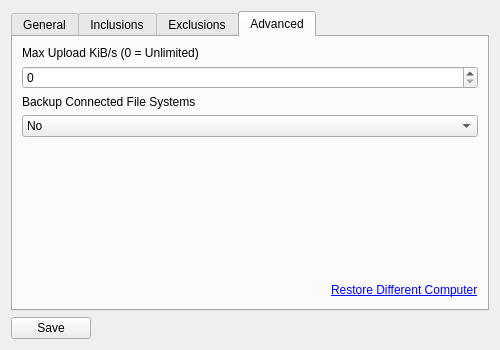
Above: client/src/blobbackup/ui/settingsdialog.ui from Blobbackup/Blobbackup before the change. Below: the same form after it.
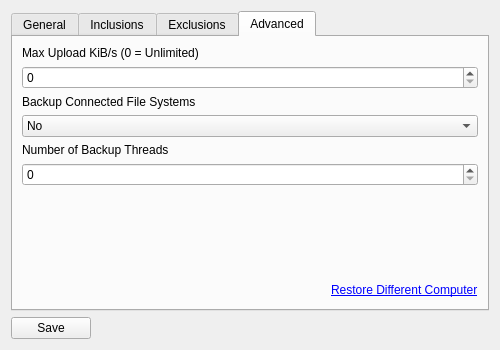
That is the form after the change. The open tabs and pages were chosen to show the change.

Commit message: Make num_backup_threads configurable

```diff
--- a/client/src/blobbackup/ui/settingsdialog.ui
+++ b/client/src/blobbackup/ui/settingsdialog.ui
@@ -285,6 +285,20 @@
          </item>
         </widget>
        </item>
+       <item>
+        <widget class="QLabel" name="label_3">
+         <property name="text">
+          <string>Number of Backup Threads</string>
+         </property>
+        </widget>
+       </item>
+       <item>
+        <widget class="QSpinBox" name="number_of_backup_threads_spin_box">
+         <property name="maximum">
+          <number>64</number>
+         </property>
+        </widget>
+       </item>
        <item>
         <spacer name="verticalSpacer_4">
          <property name="orientation">
```
The commit also changes 2 other files.
